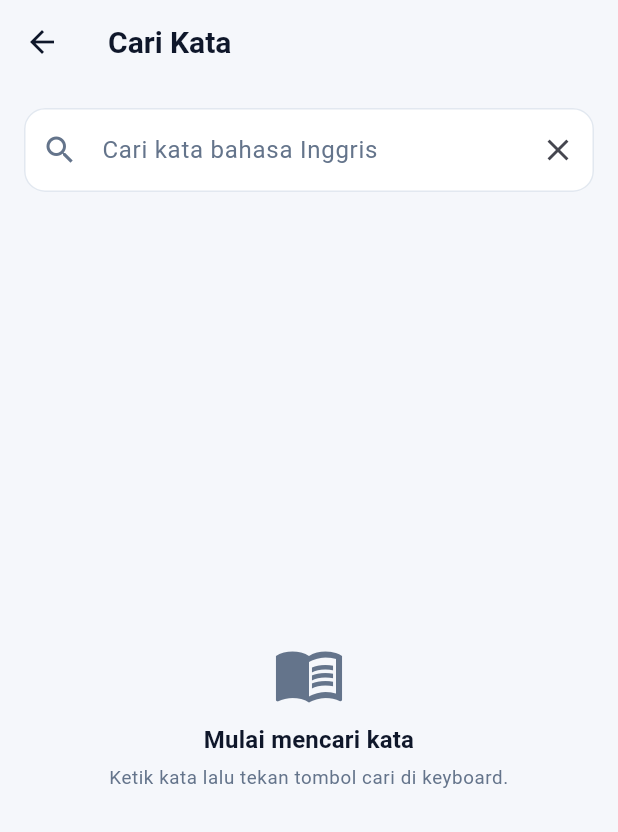
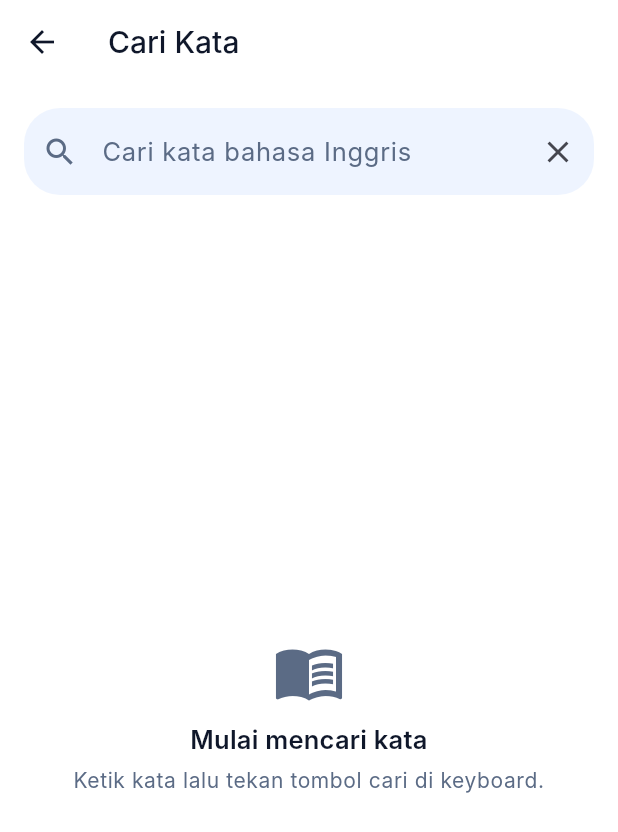
Before and after one commit to aajelll/Kelompok-10_Kelas-C_Pemrograman_Mobile, a Flutter app: the screen it shows once a user with an empty profile is signed in, after a tap on "Cari kata", on a phone screen of 412 x 824 dp. Shown: the top 832 px of the screen. Run offline on Flutter 3.47's test engine with Material 3 defaults, Android fonts, the phone set to English and light mode, and no system bars; our stand-ins replace cloud_firestore, firebase_auth, firebase_core, firebase_messaging, flutter_local_notifications, flutter_timezone and 1 more; accounts and stored records are empty; network calls fail; Roboto replaces fonts that are missing (Inter).

Commit message:
feat(ui): add Inter font, blue palette, floating 3-tab nav, Indonesian dates

```diff
--- a/Project Akhir/lib/core/theme/app_theme.dart
+++ b/Project Akhir/lib/core/theme/app_theme.dart
@@ -1,17 +1,20 @@
 import 'package:flutter/material.dart';
 
 class AppColors {
-  static const primary = Color(0xFF2563EB); // biru: tombol, aksen utama
+  static const primary = Color(0xFF2563EB); // biru: tombol, bintang aktif, ikon aktif
   static const primaryDark = Color(0xFF1D4ED8); // biru lebih tua: penekanan
-  static const primarySoft = Color(0xFFEAF1FF); // biru sangat muda: latar ikon, indikator
-  static const secondary = Color(0xFF38BDF8); // biru langit: aksen pendukung
-  static const background = Color(0xFFF5F7FB); // latar halaman
-  static const surface = Colors.white; // kartu, input
-  static const border = Color(0xFFE2E8F0); // garis tipis kartu dan input
+  static const primarySoft = Color(0xFFDCE8FF); // kotak dalam (Example, Synonyms), indikator
+  static const card = Color(0xFFEEF4FF); // latar kartu
+  static const secondary = Color(0xFF38BDF8);
+  static const background = Colors.white;
+  static const surface = Colors.white;
+  static const border = Color(0xFFD6E2FA);
   static const textPrimary = Color(0xFF0F172A);
-  static const textSecondary = Color(0xFF64748B);
+  static const textSecondary = Color(0xFF5B6B85);
   static const success = Color(0xFF16A34A); // jawaban benar
+  static const successSoft = Color(0xFFDCFCE7);
   static const error = Color(0xFFDC2626); // jawaban salah / error
+  static const errorSoft = Color(0xFFFEE2E2);
 }
 
 class AppSpacing {
@@ -19,12 +22,13 @@ class AppSpacing {
 }
 
 class AppRadius {
-  static const sm = 10.0, md = 14.0, lg = 20.0, xl = 28.0;
+  static const sm = 12.0, md = 16.0, lg = 24.0, xl = 32.0;
 }
 
 class AppTheme {
   static ThemeData get light => ThemeData(
         useMaterial3: true,
+        fontFamily: 'Inter',
         colorScheme: ColorScheme.fromSeed(seedColor: AppColors.primary).copyWith(
           primary: AppColors.primary,
           onPrimary: Colors.white,
@@ -41,36 +45,73 @@ class AppTheme {
           scrolledUnderElevation: 0,
           centerTitle: false,
           titleTextStyle: TextStyle(
+            fontFamily: 'Inter',
             fontSize: 20,
-            fontWeight: FontWeight.w700,
+            fontWeight: FontWeight.w500,
             color: AppColors.textPrimary,
           ),
         ),
+        // Skala huruf diukur dari wireframe (perkiraan, font Inter).
         textTheme: const TextTheme(
+          headlineLarge: TextStyle(
+            fontSize: 40,
+            fontWeight: FontWeight.w700,
+            height: 1.15,
+            letterSpacing: -0.8,
+            color: AppColors.textPrimary,
+          ),
           headlineMedium: TextStyle(
-            fontSize: 26,
-            fontWeight: FontWeight.w800,
-            letterSpacing: -0.4,
+            fontSize: 32,
+            fontWeight: FontWeight.w600,
+            height: 1.2,
+            letterSpacing: -0.5,
+            color: AppColors.textPrimary,
+          ),
+          headlineSmall: TextStyle(
+            fontSize: 24,
+            fontWeight: FontWeight.w700,
+            height: 1.25,
             color: AppColors.textPrimary,
           ),
           titleLarge: TextStyle(
             fontSize: 20,
-            fontWeight: FontWeight.w700,
+            fontWeight: FontWeight.w500,
             color: AppColors.textPrimary,
           ),
           titleMedium: TextStyle(
-            fontSize: 16,
+            fontSize: 17,
             fontWeight: FontWeight.w600,
             color: AppColors.textPrimary,
           ),
+          titleSmall: TextStyle(
+            fontSize: 16,
+            fontWeight: FontWeight.w500,
+            color: AppColors.textPrimary,
+          ),
+          bodyLarge: TextStyle(
+            fontSize: 17,
+            fontWeight: FontWeight.w400,
+            color: AppColors.textPrimary,
+          ),
           bodyMedium: TextStyle(
-            fontSize: 14,
-            height: 1.4,
+            fontSize: 15,
+            fontWeight: FontWeight.w400,
+            height: 1.45,
             color: AppColors.textPrimary,
           ),
           bodySmall: TextStyle(
-            fontSize: 12.5,
-            height: 1.35,
+            fontSize: 14,
+            fontWeight: FontWeight.w400,
+            height: 1.4,
+            color: AppColors.textSecondary,
+          ),
+          labelLarge: TextStyle(
+            fontSize: 17,
+            fontWeight: FontWeight.w500,
+          ),
+          labelMedium: TextStyle(
+            fontSize: 13,
+            fontWeight: FontWeight.w400,
             color: AppColors.textSecondary,
           ),
         ),
@@ -78,13 +119,13 @@ class AppTheme {
           style: ElevatedButton.styleFrom(
             backgroundColor: AppColors.primary,
             foregroundColor: Colors.white,
-            disabledBackgroundColor: AppColors.border,
+            disabledBackgroundColor: AppColors.primarySoft,
             disabledForegroundColor: AppColors.textSecondary,
             elevation: 0,
             minimumSize: const Size.fromHeight(52),
-            textStyle: const TextStyle(fontSize: 16, fontWeight: FontWeight.w600),
+            textStyle: const TextStyle(fontSize: 17, fontWeight: FontWeight.w500),
             shape: RoundedRectangleBorder(
-              borderRadius: BorderRadius.circular(AppRadius.md),
+              borderRadius: BorderRadius.circular(AppRadius.lg),
             ),
           ),
         ),
@@ -93,70 +134,47 @@ class AppTheme {
             foregroundColor: AppColors.primary,
             minimumSize: const Size(64, 52),
             side: const BorderSide(color: AppColors.primary),
-            textStyle: const TextStyle(fontSize: 15, fontWeight: FontWeight.w600),
+            textStyle: const TextStyle(fontSize: 16, fontWeight: FontWeight.w500),
             shape: RoundedRectangleBorder(
-              borderRadius: BorderRadius.circular(AppRadius.md),
+              borderRadius: BorderRadius.circular(AppRadius.lg),
             ),
           ),
         ),
         textButtonTheme: TextButtonThemeData(
           style: TextButton.styleFrom(
             foregroundColor: AppColors.primary,
-            textStyle: const TextStyle(fontWeight: FontWeight.w600),
+            textStyle: const TextStyle(fontWeight: FontWeight.w500),
           ),
         ),
         inputDecorationTheme: InputDecorationTheme(
           filled: true,
-          fillColor: AppColors.surface,
+          fillColor: AppColors.card,
           contentPadding: const EdgeInsets.symmetric(
-            horizontal: AppSpacing.md,
+            horizontal: AppSpacing.lg,
             vertical: AppSpacing.md,
           ),
           hintStyle: const TextStyle(color: AppColors.textSecondary),
           prefixIconColor: AppColors.textSecondary,
           border: OutlineInputBorder(
-            borderRadius: BorderRadius.circular(AppRadius.md),
-            borderSide: const BorderSide(color: AppColors.border),
+            borderRadius: BorderRadius.circular(AppRadius.lg),
+            borderSide: BorderSide.none,
           ),
           enabledBorder: OutlineInputBorder(
-            borderRadius: BorderRadius.circular(AppRadius.md),
-            borderSide: const BorderSide(color: AppColors.border),
+            borderRadius: BorderRadius.circular(AppRadius.lg),
+            borderSide: BorderSide.none,
           ),
           focusedBorder: OutlineInputBorder(
-            borderRadius: BorderRadius.circular(AppRadius.md),
-            borderSide: const BorderSide(color: AppColors.primary, width: 2),
+            borderRadius: BorderRadius.circular(AppRadius.lg),
+            borderSide: const BorderSide(color: AppColors.primary, width: 1.5),
           ),
           errorBorder: OutlineInputBorder(
-            borderRadius: BorderRadius.circular(AppRadius.md),
+            borderRadius: BorderRadius.circular(AppRadius.lg),
             borderSide: const BorderSide(color: AppColors.error),
           ),
           focusedErrorBorder: OutlineInputBorder(
-            borderRadius: BorderRadius.circular(AppRadius.md),
-            borderSide: const BorderSide(color: AppColors.error, width: 2),
+            borderRadius: BorderRadius.circular(AppRadius.lg),
+            borderSide: const BorderSide(color: AppColors.error, width: 1.5),
           ),
-        ),
-        navigationBarTheme: NavigationBarThemeData(
-          backgroundColor: AppColors.surface,
-          surfaceTintColor: Colors.transparent,
-          indicatorColor: AppColors.primarySoft,
-          elevation: 8,
-          shadowColor: const Color(0x1A0F172A),
-          height: 68,
-          labelTextStyle: WidgetStateProperty.resolveWith((states) {
-            final selected = states.contains(WidgetState.selected);
-            return TextStyle(
-              fontSize: 12,
-              fontWeight: selected ? FontWeight.w700 : FontWeight.w500,
-              color: selected ? AppColors.primary : AppColors.textSecondary,
-            );
-          }),
-          iconTheme: WidgetStateProperty.resolveWith((states) {
-            final selected = states.contains(WidgetState.selected);
-            return IconThemeData(
-              size: 24,
-              color: selected ? AppColors.primary : AppColors.textSecondary,
-            );
-          }),
         ),
         switchTheme: SwitchThemeData(
           thumbColor: WidgetStateProperty.all(Colors.white),
@@ -171,10 +189,7 @@ class AppTheme {
           color: AppColors.primary,
           linearTrackColor: AppColors.primarySoft,
         ),
-        dividerTheme: const DividerThemeData(
-          color: AppColors.border,
-          space: 1,
-        ),
+        dividerTheme: const DividerThemeData(color: AppColors.border, space: 1),
         snackBarTheme: SnackBarThemeData(
           behavior: SnackBarBehavior.floating,
           backgroundColor: AppColors.textPrimary,
--- a/Project Akhir/lib/core/widgets/app_card.dart
+++ b/Project Akhir/lib/core/widgets/app_card.dart
@@ -1,46 +1,30 @@
 import 'package:flutter/material.dart';
 import '../theme/app_theme.dart';
 
-/// Kartu putih dengan border tipis dan bayangan lembut. Dipakai semua halaman
-/// agar tampilan konsisten.
+/// Kartu datar berwarna biru muda. Dipakai semua halaman agar konsisten.
 class AppCard extends StatelessWidget {
   const AppCard({
     super.key,
     required this.child,
     this.onTap,
-    this.padding = const EdgeInsets.all(AppSpacing.md),
+    this.padding = const EdgeInsets.all(AppSpacing.lg),
+    this.color = AppColors.card,
   });
 
   final Widget child;
   final VoidCallback? onTap;
   final EdgeInsetsGeometry padding;
+  final Color color;
 
   @override
   Widget build(BuildContext context) {
-    final radius = BorderRadius.circular(AppRadius.lg);
-
-    return DecoratedBox(
-      decoration: BoxDecoration(
-        borderRadius: radius,
-        boxShadow: const [
-          BoxShadow(
-            color: Color(0x140F172A),
-            blurRadius: 16,
-            offset: Offset(0, 6),
-          ),
-        ],
-      ),
-      child: Material(
-        color: AppColors.surface,
-        clipBehavior: Clip.antiAlias,
-        shape: RoundedRectangleBorder(
-          borderRadius: radius,
-          side: const BorderSide(color: AppColors.border),
-        ),
-        child: InkWell(
-          onTap: onTap,
-          child: Padding(padding: padding, child: child),
-        ),
+    return Material(
+      color: color,
+      borderRadius: BorderRadius.circular(AppRadius.lg),
+      clipBehavior: Clip.antiAlias,
+      child: InkWell(
+        onTap: onTap,
+        child: Padding(padding: padding, child: child),
       ),
     );
   }
--- /dev/null
+++ b/Project Akhir/lib/core/widgets/floating_nav_bar.dart
@@ -0,0 +1,107 @@
+import 'package:flutter/material.dart';
+import '../theme/app_theme.dart';
+
+class FloatingNavItem {
+  const FloatingNavItem({
+    required this.icon,
+    required this.selectedIcon,
+    required this.label,
+  });
+
+  final IconData icon;
+  final IconData selectedIcon;
+  final String label;
+}
+
+/// Bar navigasi bawah berbentuk kapsul yang melayang, hanya berisi ikon.
+class FloatingNavBar extends StatelessWidget {
+  const FloatingNavBar({
+    super.key,
+    required this.items,
+    required this.currentIndex,
+    required this.onTap,
+  });
+
+  final List<FloatingNavItem> items;
+  final int currentIndex;
+  final ValueChanged<int> onTap;
+
+  @override
+  Widget build(BuildContext context) {
+    return SafeArea(
+      top: false,
+      minimum: const EdgeInsets.only(bottom: AppSpacing.md),
+      child: Padding(
+        padding: const EdgeInsets.only(top: AppSpacing.sm),
+        child: Center(
+          heightFactor: 1,
+          child: Material(
+            color: AppColors.card,
+            elevation: 6,
+            shadowColor: const Color(0x332563EB),
+            surfaceTintColor: Colors.transparent,
+            borderRadius: BorderRadius.circular(AppRadius.xl),
+            child: Padding(
+              padding: const EdgeInsets.all(AppSpacing.sm),
+              child: Row(
+                mainAxisSize: MainAxisSize.min,
+                children: [
+                  for (var i = 0; i < items.length; i++)
+                    _NavButton(
+                      item: items[i],
+                      selected: i == currentIndex,
+                      onTap: () => onTap(i),
+                    ),
+                ],
+              ),
+            ),
+          ),
+        ),
+      ),
+    );
+  }
+}
+
+class _NavButton extends StatelessWidget {
+  const _NavButton({
+    required this.item,
+    required this.selected,
+    required this.onTap,
+  });
+
+  final FloatingNavItem item;
+  final bool selected;
+  final VoidCallback onTap;
+
+  @override
+  Widget build(BuildContext context) {
+    final radius = BorderRadius.circular(AppRadius.lg);
+
+    return Semantics(
+      button: true,
+      selected: selected,
+      label: item.label,
+      child: Tooltip(
+        message: item.label,
+        child: InkWell(
+          borderRadius: radius,
+          onTap: onTap,
+          child: AnimatedContainer(
+            duration: const Duration(milliseconds: 200),
+            width: 76,
+            height: 48,
+            decoration: BoxDecoration(
+              color: selected ? AppColors.primary : Colors.transparent,
+              borderRadius: radius,
+            ),
+            child: Icon(
+              selected ? item.selectedIcon : item.icon,
+              size: 26,
+              color: selected ? Colors.white : AppColors.textSecondary,
+            ),
+          ),
+        ),
+      ),
+    );
+  }
+}
--- a/Project Akhir/lib/features/home_shell.dart
+++ b/Project Akhir/lib/features/home_shell.dart
@@ -1,11 +1,13 @@
 import 'package:flutter/material.dart';
+
+import '../core/widgets/floating_nav_bar.dart';
+import 'progress/screens/progress_screen.dart';
 import 'vocabulary/screens/home_screen.dart';
 import 'vocabulary/screens/search_screen.dart';
-import 'vocabulary/screens/favorites_screen.dart';
-import 'progress/screens/progress_screen.dart';
 
 class HomeShell extends StatefulWidget {
   const HomeShell({super.key});
+
   @override
   State<HomeShell> createState() => _HomeShellState();
 }
@@ -13,35 +15,38 @@ class HomeShell extends StatefulWidget {
 class _HomeShellState extends State<HomeShell> {
   int _index = 0;
 
-  static const _pages = [
-    HomeScreen(), SearchScreen(), FavoritesScreen(), ProgressScreen(),
+  static const _pages = <Widget>[
+    HomeScreen(),
+    SearchScreen(),
+    ProgressScreen(),
+  ];
+
+  static const _items = <FloatingNavItem>[
+    FloatingNavItem(
+      icon: Icons.home_outlined,
+      selectedIcon: Icons.home_rounded,
+      label: 'Beranda',
+    ),
+    FloatingNavItem(
+      icon: Icons.search_rounded,
+      selectedIcon: Icons.search_rounded,
+      label: 'Cari',
+    ),
+    FloatingNavItem(
+      icon: Icons.insights_outlined,
+      selectedIcon: Icons.insights_rounded,
+      label: 'Progres',
+    ),
   ];
 
   @override
   Widget build(BuildContext context) {
     return Scaffold(
       body: IndexedStack(index: _index, children: _pages),
-      bottomNavigationBar: NavigationBar(
-        selectedIndex: _index,
-        onDestinationSelected: (i) => setState(() => _index = i),
-                destinations: const [
-          NavigationDestination(
-            icon: Icon(Icons.home_outlined),
-            selectedIcon: Icon(Icons.home),
-            label: 'Beranda',
-          ),
-          NavigationDestination(icon: Icon(Icons.search), label: 'Cari'),
-          NavigationDestination(
-            icon: Icon(Icons.favorite_border),
-            selectedIcon: Icon(Icons.favorite),
-            label: 'Favorit',
-          ),
-          NavigationDestination(
-            icon: Icon(Icons.bar_chart_outlined),
-            selectedIcon: Icon(Icons.bar_chart),
-            label: 'Progres',
-          ),
-        ],
+      bottomNavigationBar: FloatingNavBar(
+        items: _items,
+        currentIndex: _index,
+        onTap: (i) => setState(() => _index = i),
       ),
     );
   }
--- a/Project Akhir/lib/main.dart
+++ b/Project Akhir/lib/main.dart
@@ -1,7 +1,7 @@
 import 'package:firebase_core/firebase_core.dart';
 import 'package:firebase_messaging/firebase_messaging.dart';
 import 'package:flutter/material.dart';
-
+import 'package:intl/date_symbol_data_local.dart';
 import 'app.dart';
 import 'features/notification/services/notification_service.dart';
 import 'firebase_options.dart';
@@ -11,5 +11,7 @@ Future<void> main() async {
   await Firebase.initializeApp(options: DefaultFirebaseOptions.currentPlatform);
   // Harus didaftarkan sebelum runApp agar pesan saat background diterima.
   FirebaseMessaging.onBackgroundMessage(firebaseMessagingBackgroundHandler);
+  // Data nama hari dan bulan bahasa Indonesia untuk DateFormat.
+  await initializeDateFormatting('id_ID');
   runApp(const VocaApp());
 }
```
Also changed, not shown: Project Akhir/assets/fonts/Inter-LICENSE.txt (added, +92 -0 lines), Project Akhir/lib/core/extensions/datetime_extensions.dart (+9 -2 lines), Project Akhir/assets/fonts/Inter-Bold.ttf (added), Project Akhir/assets/fonts/Inter-Italic.ttf (added), Project Akhir/assets/fonts/Inter-Medium.ttf (added), Project Akhir/assets/fonts/Inter-Regular.ttf (added), Project Akhir/assets/fonts/Inter-SemiBold.ttf (added), 1 other file.
